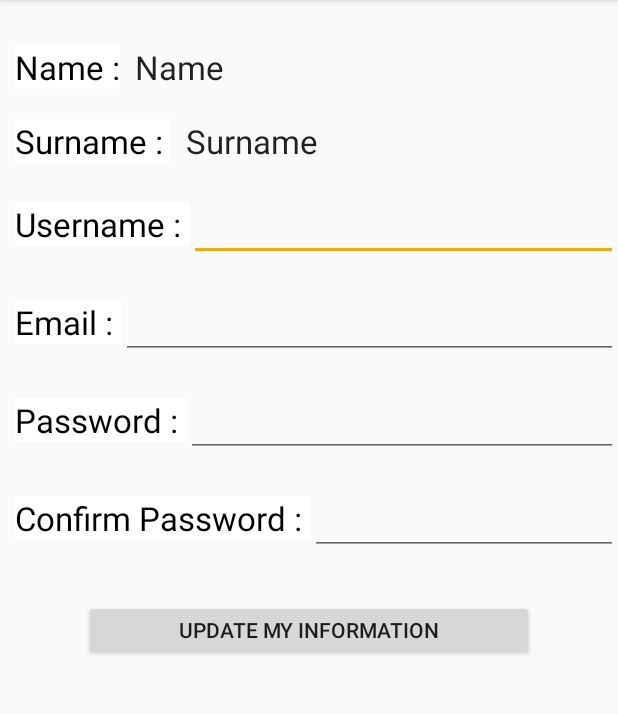
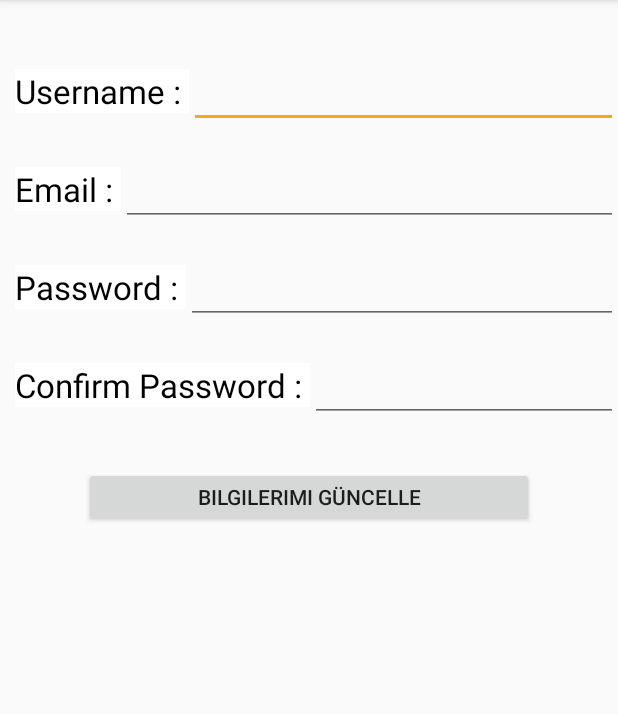
Before and after one commit to YBU2016/NavigationAVM, an Android app: the fragment fragment_settings shown on its own in the app's theme, on a phone screen of 412 x 824 dp, the part 84-798 px from its top. Run offline under Robolectric (Android 15) with nearby library versions, the phone set to English and light mode, and no system bars.

Commit message:
Settings Fragment is improved
Now , if user login with e-mail ,user can change his/her username,email
or password

```diff
--- a/NavigationAVM/app/src/main/java/com/example/Database/Repositories/IRepository.java
+++ b/NavigationAVM/app/src/main/java/com/example/Database/Repositories/IRepository.java
@@ -92,5 +92,7 @@ public abstract class IRepository
         return null;
     }
 
+    public  String GetId (String USERNAME) {return null;}
+
 
 }
--- a/NavigationAVM/app/src/main/java/com/example/DrawerFragments/fragment_settings.java
+++ b/NavigationAVM/app/src/main/java/com/example/DrawerFragments/fragment_settings.java
@@ -4,21 +4,34 @@ import android.content.Intent;
 import android.os.Bundle;
 import android.support.annotation.Nullable;
 import android.support.v4.app.Fragment;
+import android.util.Log;
 import android.view.LayoutInflater;
 import android.view.View;
 import android.view.ViewGroup;
+import android.widget.Button;
 import android.widget.EditText;
 import android.widget.TextView;
+import android.widget.Toast;
 
+import com.example.Database.Entities.LoginEntity;
+import com.example.Database.Repositories.IRepository;
+import com.example.Database.Repositories.RepositoryContainer;
+import com.example.Database.Repositories.RepositoryNames;
+import com.example.omur.navigationavm.MainPage;
 import com.example.omur.navigationavm.R;
+import com.example.omur.navigationavm.SigninScreen;
 
 /**
  * Created by omur on 20.04.2016.
  */
 public class fragment_settings extends Fragment {
 
-    TextView Sname, Ssurname;
-    EditText Susername, Semail, Spassword;
+    EditText Susername, Semail, Spassword,Scpassword ;
+    private RepositoryContainer repositoryContainer;
+    private IRepository repository;
+    String susername,semail,spassword ;
+    Button Updateaccount ;
+    int r=0;
 
     @Nullable
     @Override
@@ -26,14 +39,72 @@ public class fragment_settings extends Fragment {
 
         View view = inflater.inflate(R.layout.fragment_navsettings, container, false);
 
-        Sname = (TextView) view.findViewById(R.id.settingsname);
-        Ssurname = (TextView) view.findViewById(R.id.settingssurname);
         Susername = (EditText) view.findViewById(R.id.settingsusername);
         Semail = (EditText) view.findViewById(R.id.settingsemail);
         Spassword = (EditText) view.findViewById(R.id.settingspassword);
+        Scpassword = (EditText) view.findViewById(R.id.settingscpassword);
 
-      //  Intent i = view.getIntent();
-      //  String Uname = i.getExtras().getString("uname");
+
+        repositoryContainer = RepositoryContainer.create(getActivity());
+        repository = repositoryContainer.getRepository(RepositoryNames.LOGIN);
+
+
+        if(SigninScreen.controlsettings == 1) {
+
+            String uname =SigninScreen.Uname ;
+            r = Integer.parseInt(repository.GetId(uname));
+            LoginEntity le = (LoginEntity) repository.GetRecord(r);
+            susername =le.getUserName();
+            semail=le.getEmail();
+            spassword=le.getPassword();
+
+            Susername.setText(susername);
+            Semail.setText(semail);
+            Spassword.setText(spassword);
+
+
+            Updateaccount= (Button) view.findViewById(R.id.updateaccount);
+
+
+            Updateaccount.setOnClickListener(new View.OnClickListener() {
+                @Override
+                public void onClick(View v) {
+
+                    String userName = Susername.getText().toString();
+                    String mail = Semail.getText().toString();
+                    String password = Spassword.getText().toString();
+                    String confirmPassword = Scpassword.getText().toString();
+
+                    Log.d("ubil",userName + mail + password ) ;
+
+                    if (userName.equals("") || mail.equals("") || password.equals("") || confirmPassword.equals("")) {
+                        Toast.makeText(getActivity(), "Field Vaccant", Toast.LENGTH_LONG).show();
+                        return;
+                    }
+// check if both password matches
+                    if (!password.equals(confirmPassword)) {
+                        Toast.makeText(getActivity(), "Password does not match", Toast.LENGTH_LONG).show();
+                        return;
+                    } else {
+// Save the Data in Database
+                        repository.Update(new LoginEntity(r, null, null, userName, mail, password));
+                        Toast.makeText(getActivity(), "Account Successfully Updated ", Toast.LENGTH_LONG).show();
+                    }
+                    Intent intent = new Intent(getActivity(), MainPage.class);
+                    startActivity(intent);
+                }
+            });
+
+
+
+        }
+        else{
+
+            Toast.makeText(getActivity(), "Please Login", Toast.LENGTH_LONG).show(); }
+
+
+        SigninScreen.controlsettings=0;
+
 
 
         return view;
--- a/NavigationAVM/app/src/main/java/com/example/omur/navigationavm/MainPage.java
+++ b/NavigationAVM/app/src/main/java/com/example/omur/navigationavm/MainPage.java
@@ -126,7 +126,7 @@ public class MainPage extends AppCompatActivity
 
         drawerLayout.addDrawerListener(actionBarDrawerToggle);
 
-       if(SigninScreen.x==1) {
+       if(SigninScreen.controluser==1) {
            Intent i = getIntent();
            String Uname = i.getExtras().getString("uname");
            Cusername.setText(Uname);
@@ -136,7 +136,7 @@ public class MainPage extends AppCompatActivity
 
            Toast.makeText(MainPage.this, "Hello Guest", Toast.LENGTH_LONG).show(); }
 
-        SigninScreen.x=0 ;
+        SigninScreen.controluser=0 ;
 
     }
 
--- a/NavigationAVM/app/src/main/res/layout/fragment_navsettings.xml
+++ b/NavigationAVM/app/src/main/res/layout/fragment_navsettings.xml
@@ -7,64 +7,7 @@
         android:layout_width="match_parent"
         android:layout_height="wrap_content"
         android:orientation="horizontal"
-        android:layout_marginTop="30dp" >
-
-        <TextView
-            android:layout_width="wrap_content"
-            android:layout_height="wrap_content"
-            android:text="Name :"
-            android:textAppearance="?android:attr/textAppearanceLarge"
-            android:background="#fff"
-            android:layout_marginLeft="10dp"
-            android:textColor="#000"
-            />
-
-        <TextView
-            android:layout_width="wrap_content"
-            android:layout_height="wrap_content"
-            android:textAppearance="?android:attr/textAppearanceLarge"
-            android:text="Name"
-            android:id="@+id/settingsname"
-            android:layout_marginLeft="10dp"
-            android:layout_gravity="center_horizontal" />
-
-
-    </LinearLayout>
-
-    <LinearLayout
-        android:layout_width="match_parent"
-        android:layout_height="wrap_content"
-        android:orientation="horizontal"
-        android:layout_marginTop="20dp"
-        >
-
-        <TextView
-            android:layout_width="wrap_content"
-            android:layout_height="wrap_content"
-            android:text="Surname : "
-            android:textAppearance="?android:attr/textAppearanceLarge"
-            android:background="#fff"
-            android:layout_marginLeft="10dp"
-            android:textColor="#000"
-            />
-
-        <TextView
-            android:layout_width="wrap_content"
-            android:layout_height="wrap_content"
-            android:textAppearance="?android:attr/textAppearanceLarge"
-            android:text="Surname"
-            android:id="@+id/settingssurname"
-            android:layout_marginLeft="10dp"
-            android:layout_gravity="center_horizontal" />
-
-
-    </LinearLayout>
-
-    <LinearLayout
-        android:layout_width="match_parent"
-        android:layout_height="wrap_content"
-        android:orientation="horizontal"
-        android:layout_marginTop="20dp" >
+        android:layout_marginTop="40dp" >
 
         <TextView
             android:layout_width="wrap_content"
@@ -129,6 +72,7 @@
         <EditText
             android:layout_width="wrap_content"
             android:layout_height="wrap_content"
+            android:inputType="textPassword"
             android:id="@+id/settingspassword"
             android:layout_weight="1" />
 
@@ -153,7 +97,8 @@
         <EditText
             android:layout_width="wrap_content"
             android:layout_height="wrap_content"
-            android:id="@+id/settingsconfirmpassword"
+            android:inputType="textPassword"
+            android:id="@+id/settingscpassword"
             android:layout_weight="1" />
 
     </LinearLayout>
@@ -162,8 +107,8 @@
         android:layout_width="300dp"
         android:layout_height="40dp"
         android:layout_marginTop="30dp"
-        android:text="Update my information"
-        android:id="@+id/button"
+        android:text="Bilgilerimi Güncelle"
+        android:id="@+id/updateaccount"
         android:layout_gravity="center_horizontal" />
 
 
```
Also changed, not shown: NavigationAVM/app/src/main/java/com/example/Database/Repositories/LoginRepository.java (+19 -2 lines), NavigationAVM/app/src/main/java/com/example/omur/navigationavm/SigninScreen.java (+7 -3 lines).
